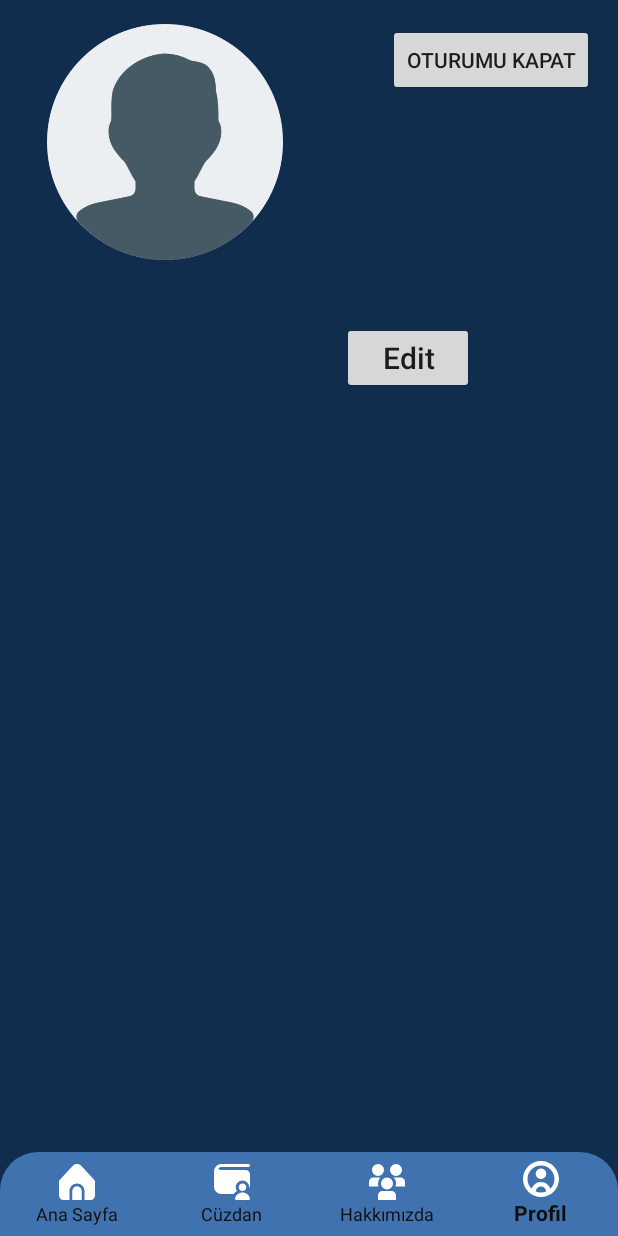
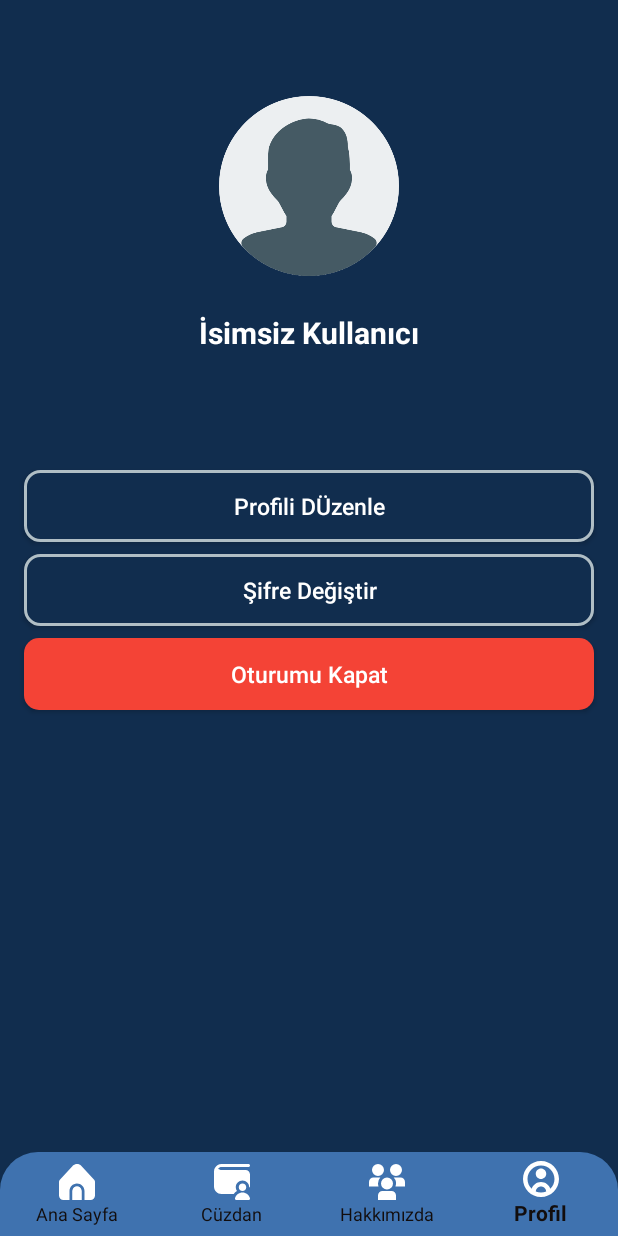
Before and after one commit to kerem37mert/KriptoCep, an Android app: the screen it shows after launch once a user with an empty profile is signed in (MainActivity), item 4 of the bottom bar chosen, on a phone screen of 412 x 824 dp. Run offline under Robolectric (Android 15) with nearby library versions, the phone set to English and light mode, and no system bars; our stand-ins replace Firebase (no records; nobody signed in at launch, a user with empty details on screens opened directly).

Commit message:
Profile sayfası güncellendi

```diff
--- a/app/src/main/AndroidManifest.xml
+++ b/app/src/main/AndroidManifest.xml
@@ -17,6 +17,9 @@
         android:supportsRtl="true"
         android:theme="@style/Theme.Kriptocep"
         tools:targetApi="31">
+        <activity
+            android:name=".EditProfileActivity"
+            android:exported="false" />
         <activity
             android:name=".ChartActivity"
             android:exported="false" />
--- /dev/null
+++ b/app/src/main/java/com/example/kriptocep/EditProfileActivity.java
@@ -0,0 +1,20 @@
+package com.example.kriptocep;
+
+import android.os.Bundle;
+
+import androidx.activity.EdgeToEdge;
+import androidx.appcompat.app.AppCompatActivity;
+import androidx.core.graphics.Insets;
+import androidx.core.view.ViewCompat;
+import androidx.core.view.WindowInsetsCompat;
+
+public class EditProfileActivity extends AppCompatActivity {
+
+    @Override
+    protected void onCreate(Bundle savedInstanceState) {
+        super.onCreate(savedInstanceState);
+        EdgeToEdge.enable(this);
+        setContentView(R.layout.activity_edit_profile);
+
+    }
+}
--- a/app/src/main/java/com/example/kriptocep/ProfileFragment.java
+++ b/app/src/main/java/com/example/kriptocep/ProfileFragment.java
@@ -4,6 +4,9 @@ import android.content.Context;
 import android.content.Intent;
 import android.content.SharedPreferences;
 import android.os.Bundle;
+
+import androidx.annotation.NonNull;
+import androidx.annotation.Nullable;
 import androidx.fragment.app.Fragment;
 
 import android.view.KeyEvent;
@@ -14,6 +17,7 @@ import android.view.inputmethod.EditorInfo;
 import android.view.inputmethod.InputMethodManager;
 import android.widget.Button;
 import android.widget.EditText;
+import android.widget.ImageView;
 import android.widget.TextView;
 import android.widget.Toast;
 
@@ -22,74 +26,38 @@ import com.google.firebase.auth.FirebaseUser;
 
 public class ProfileFragment extends Fragment {
 
+    Button btnEditProfile;
+    Button btnChangePass;
+    Button btnLogout;
+    TextView textViewUserName;
+    ImageView imageProfile;
+
     @Override
     public View onCreateView(LayoutInflater inflater, ViewGroup container,
                              Bundle savedInstanceState) {
+        return inflater.inflate(R.layout.fragment_profile, container, false);
+    }
 
-        View view = inflater.inflate(R.layout.fragment_profile, container, false);
+    @Override
+    public void onViewCreated(@NonNull View view, @Nullable Bundle savedInstanceState) {
+        super.onViewCreated(view, savedInstanceState);
 
-        Button logoutBtn = view.findViewById(R.id.logoutBtn);
-        TextView mailText = view.findViewById(R.id.mailText);
-        TextView nameText = view.findViewById(R.id.nameText);      // sadece gösterim
-        EditText editName = view.findViewById(R.id.editName);      // gizli, düzenleme için
-        Button editNameBtn = view.findViewById(R.id.editNameBtn);  // düzenleme butonu
+        btnEditProfile = view.findViewById(R.id.btnEditProfile);
+        btnChangePass = view.findViewById(R.id.btnChangePass);
+        btnLogout = view.findViewById(R.id.btnLogout);
+        textViewUserName = view.findViewById(R.id.textViewUserName);
 
-        // Firebase'den mail al
-        FirebaseUser user = FirebaseAuth.getInstance().getCurrentUser();
-        if (user != null) {
-            String email = user.getEmail();
-            mailText.setText(email);
-        }
-
-        SharedPreferences preferences = getActivity().getSharedPreferences("info", Context.MODE_PRIVATE);
-        String savedName = preferences.getString("username", "");
-
-        nameText.setText(savedName);
-        editName.setVisibility(View.GONE);
-
-        // Düzenle butonuna basınca EditText açılır
-        editNameBtn.setOnClickListener(v -> {
-            nameText.setVisibility(View.GONE);
-            editName.setVisibility(View.VISIBLE);
-            editName.setText(nameText.getText().toString());
-            editName.requestFocus();
-        });
-
-        // EditText'te Enter (Done) tuşuna basılınca kaydet
-        editName.setOnEditorActionListener((v, actionId, event) -> {
-            if (actionId == EditorInfo.IME_ACTION_DONE ||
-                    (event != null && event.getKeyCode() == KeyEvent.KEYCODE_ENTER && event.getAction() == KeyEvent.ACTION_DOWN)) {
-
-                String name = editName.getText().toString().trim();
-                if (!name.isEmpty()) {
-                    SharedPreferences.Editor editor = preferences.edit();
-                    editor.putString("username", name);
-                    editor.apply();
-                    nameText.setText(name);
-                    Toast.makeText(getContext(), "İsim güncellendi", Toast.LENGTH_SHORT).show();
+        btnLogout.setOnClickListener(new View.OnClickListener() {
+            @Override
+            public void onClick(View v) {
+                FirebaseAuth.getInstance().signOut();
+                Intent intent = new Intent(getActivity(), LoginActivity.class);
+                startActivity(intent);
+                if (getActivity() != null) {
+                    getActivity().finish();
                 }
-
-                // KLAVYEYİ GİZLE
-                InputMethodManager imm = (InputMethodManager) requireContext().getSystemService(Context.INPUT_METHOD_SERVICE);
-                imm.hideSoftInputFromWindow(editName.getWindowToken(), 0);
-
-                editName.setVisibility(View.GONE);
-                nameText.setVisibility(View.VISIBLE);
-                return true;
-            }
-            return false;
-        });
-
-        // Oturum kapatma
-        logoutBtn.setOnClickListener(v -> {
-            FirebaseAuth.getInstance().signOut();
-            Intent intent = new Intent(getActivity(), LoginActivity.class);
-            startActivity(intent);
-            if (getActivity() != null) {
-                getActivity().finish();
             }
         });
 
-        return view;
     }
 }
--- /dev/null
+++ b/app/src/main/res/drawable/profile_button.xml
@@ -0,0 +1,9 @@
+<?xml version="1.0" encoding="utf-8"?>
+<shape xmlns:android="http://schemas.android.com/apk/res/android">
+    <corners android:radius="10dp"/>
+    <solid android:color="@color/dark_blue"></solid>
+
+    <stroke
+        android:width="2dp"
+        android:color="#B0BEC5" />
+</shape>
--- /dev/null
+++ b/app/src/main/res/drawable/profile_button_logout.xml
@@ -0,0 +1,9 @@
+<?xml version="1.0" encoding="utf-8"?>
+<shape xmlns:android="http://schemas.android.com/apk/res/android">
+    <corners android:radius="10dp"/>
+    <solid android:color="@color/red"></solid>
+
+<!--    <stroke-->
+<!--        android:width="2dp"-->
+<!--        android:color="#B0BEC5" />-->
+</shape>
--- /dev/null
+++ b/app/src/main/res/layout/activity_edit_profile.xml
@@ -0,0 +1,10 @@
+<?xml version="1.0" encoding="utf-8"?>
+<androidx.constraintlayout.widget.ConstraintLayout xmlns:android="http://schemas.android.com/apk/res/android"
+    xmlns:app="http://schemas.android.com/apk/res-auto"
+    xmlns:tools="http://schemas.android.com/tools"
+    android:id="@+id/main"
+    android:layout_width="match_parent"
+    android:layout_height="match_parent"
+    tools:context=".EditProfileActivity">
+
+</androidx.constraintlayout.widget.ConstraintLayout>
--- a/app/src/main/res/layout/fragment_profile.xml
+++ b/app/src/main/res/layout/fragment_profile.xml
@@ -1,5 +1,5 @@
-<?xml version="1.0" encoding="utf-8"?>
-<androidx.constraintlayout.widget.ConstraintLayout xmlns:android="http://schemas.android.com/apk/res/android"
+<androidx.constraintlayout.widget.ConstraintLayout
+    xmlns:android="http://schemas.android.com/apk/res/android"
     xmlns:app="http://schemas.android.com/apk/res-auto"
     xmlns:tools="http://schemas.android.com/tools"
     android:layout_width="match_parent"
@@ -7,93 +7,77 @@
     android:background="@color/dark_blue"
     tools:context=".ProfileFragment">
 
-    <TextView
-        android:id="@+id/textViewCurrencyName"
-        android:layout_width="match_parent"
-        android:layout_height="match_parent"
-        tools:layout_editor_absoluteX="-61dp"
-        tools:layout_editor_absoluteY="-31dp" />
-
-    <Button
-        android:id="@+id/logoutBtn"
-        android:layout_width="wrap_content"
-        android:layout_height="wrap_content"
-        android:layout_marginStart="16dp"
-        android:layout_marginTop="24dp"
-        android:layout_marginEnd="16dp"
-        android:layout_marginBottom="24dp"
-        android:text="Oturumu Kapat"
-        app:layout_constraintBottom_toTopOf="@+id/textViewCurrencyName"
+    <ImageView
+        android:id="@+id/imageProfile"
+        android:layout_width="120dp"
+        android:layout_height="120dp"
+        android:layout_marginTop="64dp"
+        android:src="@drawable/user"
         app:layout_constraintEnd_toEndOf="parent"
-        app:layout_constraintHorizontal_bias="1.0"
-        app:layout_constraintStart_toEndOf="@+id/textViewCurrencyName"
-        app:layout_constraintTop_toTopOf="parent"
-        app:layout_constraintVertical_bias="0.083" />
-
-    <ImageView
-        android:id="@+id/imageView"
-        android:layout_width="164dp"
-        android:layout_height="157dp"
-        android:layout_marginStart="28dp"
-        android:layout_marginTop="16dp"
-        android:src="@drawable/user"
         app:layout_constraintStart_toStartOf="parent"
         app:layout_constraintTop_toTopOf="parent" />
 
     <TextView
-        android:id="@+id/mailText"
-        android:layout_width="210dp"
-        android:layout_height="47dp"
-        android:layout_marginTop="272dp"
-        android:text="TextView"
-        android:textAlignment="center"
-        android:textColor="#E4E4E4"
-        android:textSize="18sp"
-        app:layout_constraintBottom_toBottomOf="parent"
+        android:id="@+id/textViewUserName"
+        android:layout_width="wrap_content"
+        android:layout_height="wrap_content"
+        android:layout_marginTop="24dp"
+        android:text="İsimsiz Kullanıcı"
+        android:textColor="@color/white"
+        android:textSize="20dp"
+        android:textStyle="bold"
         app:layout_constraintEnd_toEndOf="parent"
-        app:layout_constraintHorizontal_bias="0.079"
         app:layout_constraintStart_toStartOf="parent"
-        app:layout_constraintTop_toTopOf="@+id/textViewCurrencyName"
-        app:layout_constraintVertical_bias="0.014" />
+        app:layout_constraintTop_toBottomOf="@+id/imageProfile" />
 
     <Button
-        android:id="@+id/editNameBtn"
-        android:layout_width="wrap_content"
+        android:id="@+id/btnEditProfile"
+        android:layout_width="0dp"
         android:layout_height="wrap_content"
-        android:layout_marginEnd="96dp"
-        android:text="Edit"
-        android:textAlignment="center"
+        android:layout_marginStart="16dp"
+        android:layout_marginTop="78dp"
+        android:layout_marginEnd="16dp"
+        android:background="@drawable/profile_button"
+        android:text="Profili DÜzenle"
         android:textAllCaps="false"
-        android:textSize="20sp"
-        app:layout_constraintBottom_toBottomOf="parent"
+        android:textColor="@color/white"
+        android:textSize="15dp"
         app:layout_constraintEnd_toEndOf="parent"
-        app:layout_constraintTop_toTopOf="parent"
-        app:layout_constraintVertical_bias="0.298" />
+        app:layout_constraintStart_toStartOf="parent"
+        app:layout_constraintTop_toBottomOf="@+id/textViewUserName" />
 
-    <TextView
-        android:id="@+id/nameText"
-        android:layout_width="199dp"
-        android:layout_height="42dp"
+    <Button
+        android:id="@+id/btnChangePass"
+        android:layout_width="0dp"
+        android:layout_height="wrap_content"
         android:layout_marginStart="16dp"
-        android:text="TextView"
-        android:textAlignment="center"
-        android:textColor="#FFFFFF"
-        android:textSize="24sp"
-        app:layout_constraintBottom_toTopOf="@+id/mailText"
+        android:layout_marginTop="8dp"
+        android:layout_marginEnd="16dp"
+        android:background="@drawable/profile_button"
+        android:text="Şifre Değiştir"
+        android:textAllCaps="false"
+        android:textColor="@color/white"
+        android:textSize="15dp"
+        app:layout_constraintEnd_toEndOf="parent"
         app:layout_constraintStart_toStartOf="parent"
-        app:layout_constraintTop_toBottomOf="@+id/imageView"
-        app:layout_constraintVertical_bias="0.563" />
+        app:layout_constraintTop_toBottomOf="@+id/btnEditProfile" />
 
-    <EditText
-        android:id="@+id/editName"
-        android:layout_width="196dp"
-        android:layout_height="44dp"
-        android:layout_marginStart="96dp"
-        android:ems="10"
-        android:inputType="text"
-        android:visibility="visible"
-        app:layout_constraintBottom_toBottomOf="parent"
+    <Button
+        android:id="@+id/btnLogout"
+        android:layout_width="0dp"
+        android:layout_height="wrap_content"
+        android:layout_marginStart="16dp"
+        android:layout_marginTop="8dp"
+        android:layout_marginEnd="16dp"
+        android:background="@drawable/profile_button_logout"
+        android:text="Oturumu Kapat"
+        android:textAllCaps="false"
+        android:textColor="@color/white"
+        android:textSize="15dp"
+        app:layout_constraintEnd_toEndOf="parent"
         app:layout_constraintStart_toStartOf="parent"
-        app:layout_constraintTop_toTopOf="parent" />
+        app:layout_constraintTop_toBottomOf="@+id/btnChangePass" />
+
+
 
 </androidx.constraintlayout.widget.ConstraintLayout>
```
